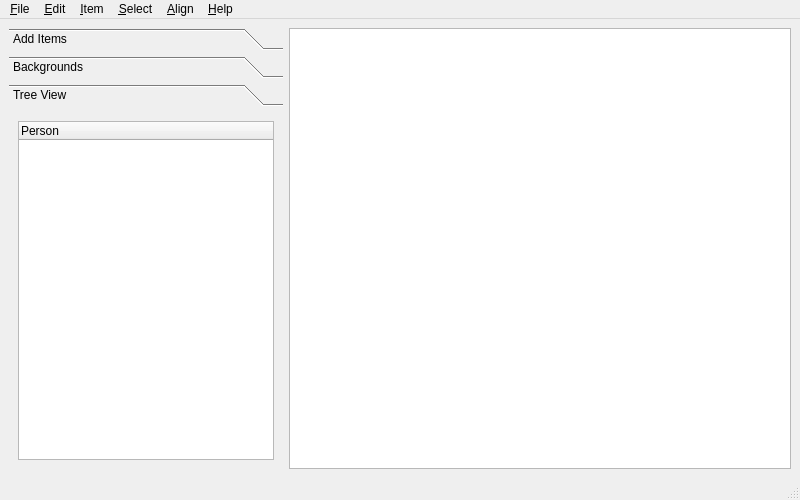
Qt form gui/mainform.ui (martinvanzijl/genealogy-maker) before a commit.
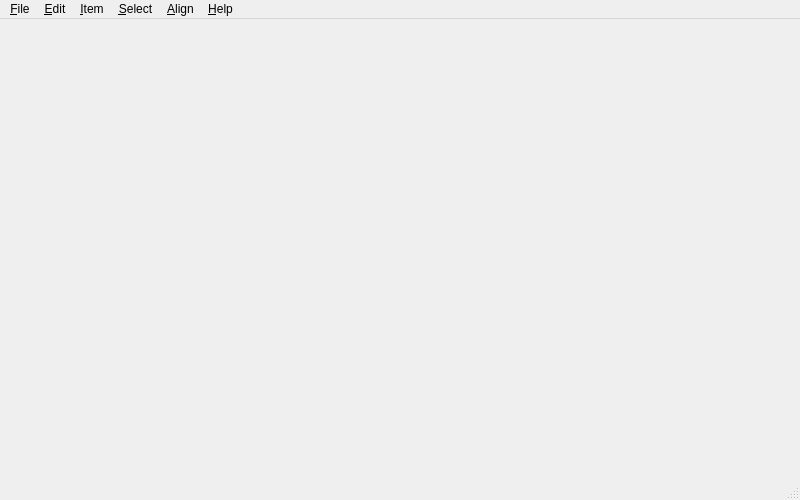
The same form after that commit. The open tabs and pages were chosen to show the change. Icons and pictures are not drawn.

The edit to the form file:
```diff
--- a/gui/mainform.ui
+++ b/gui/mainform.ui
@@ -14,74 +14,7 @@
    <string>Genealogy Maker Qt</string>
   </property>
   <widget class="QWidget" name="centralwidget">
-   <layout class="QHBoxLayout" name="horizontalLayout">
-    <item>
-     <widget class="QToolBox" name="toolBoxLeft">
-      <property name="sizePolicy">
-       <sizepolicy hsizetype="Maximum" vsizetype="Ignored">
-        <horstretch>0</horstretch>
-        <verstretch>0</verstretch>
-       </sizepolicy>
-      </property>
-      <property name="currentIndex">
-       <number>0</number>
-      </property>
-      <widget class="QWidget" name="pageAddItems">
-       <property name="geometry">
-        <rect>
-         <x>0</x>
-         <y>0</y>
-         <width>96</width>
-         <height>345</height>
-        </rect>
-       </property>
-       <attribute name="label">
-        <string>Add Items</string>
-       </attribute>
-      </widget>
-      <widget class="QWidget" name="pageBackgrounds">
-       <property name="geometry">
-        <rect>
-         <x>0</x>
-         <y>0</y>
-         <width>96</width>
-         <height>345</height>
-        </rect>
-       </property>
-       <attribute name="label">
-        <string>Backgrounds</string>
-       </attribute>
-      </widget>
-      <widget class="QWidget" name="pageTreeView">
-       <property name="geometry">
-        <rect>
-         <x>0</x>
-         <y>0</y>
-         <width>274</width>
-         <height>345</height>
-        </rect>
-       </property>
-       <attribute name="label">
-        <string>Tree View</string>
-       </attribute>
-       <layout class="QGridLayout" name="gridLayout">
-        <item row="0" column="0">
-         <widget class="QTreeWidget" name="treeWidgetPersons">
-          <column>
-           <property name="text">
-            <string>Person</string>
-           </property>
-          </column>
-         </widget>
-        </item>
-       </layout>
-      </widget>
-     </widget>
-    </item>
-    <item>
-     <widget class="QGraphicsView" name="graphicsViewMain"/>
-    </item>
-   </layout>
+   <layout class="QHBoxLayout" name="horizontalLayout"/>
   </widget>
   <widget class="QMenuBar" name="menubar">
    <property name="geometry">
```
Left out of the diff: 9 changed lines with no effect on the pictures.
